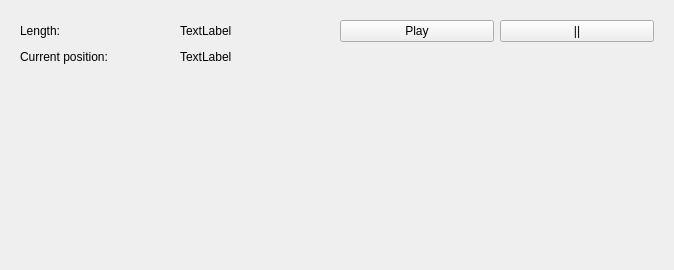
Before: the Qt Designer form Audio/AudioPlayerFrontend.ui in FlamingMoe85/LightInSyncQt, drawn with Qt 5.
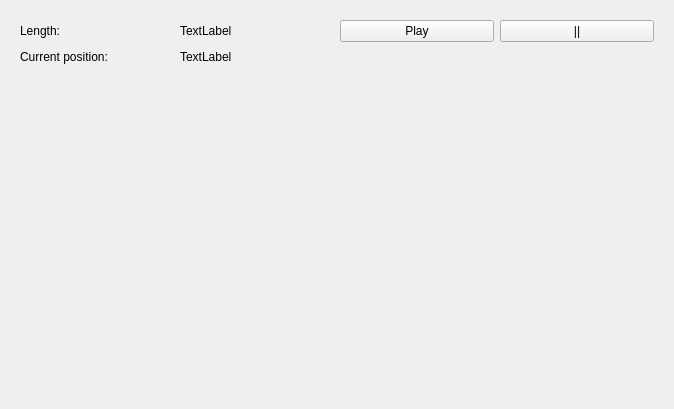
After: the same form once the commit is applied.

What changed in the file:
```diff
--- a/Audio/AudioPlayerFrontend.ui
+++ b/Audio/AudioPlayerFrontend.ui
@@ -7,7 +7,7 @@
     <x>0</x>
     <y>0</y>
     <width>674</width>
-    <height>270</height>
+    <height>409</height>
    </rect>
   </property>
   <property name="sizePolicy">
```
Left out of the diff: 2 changed lines with no effect on the pictures.
